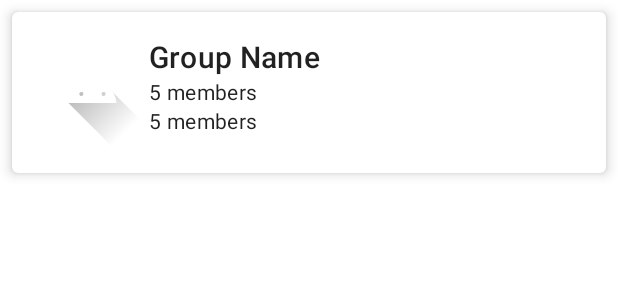
After one commit to AlanDSilva/android-chats, an Android app: the layout item_group.xml on its own in the app's theme, with its tools: preview values and no code run, on a phone screen of 412 x 824 dp. The commit adds this screen. Shown: the top 300 px of the screen. Run offline under Robolectric (Android 15) with nearby library versions, the light colour scheme and no system bars.

Commit message:
basic GroupFragment

```diff
--- a/app/src/main/AndroidManifest.xml
+++ b/app/src/main/AndroidManifest.xml
@@ -8,11 +8,9 @@
         android:label="@string/app_name"
         android:roundIcon="@mipmap/ic_launcher_round"
         android:supportsRtl="true"
-        android:theme="@style/Theme.Chat.NoActionBar">
+        android:theme="@style/Theme.Chat">
         <activity
-            android:name=".MainActivity"
-            android:label="@string/app_name"
-            android:theme="@style/Theme.Chat">
+            android:name=".MainActivity">
             <intent-filter>
                 <action android:name="android.intent.action.MAIN" />
 
--- /dev/null
+++ b/app/src/main/res/layout/item_group.xml
@@ -0,0 +1,44 @@
+<?xml version="1.0" encoding="utf-8"?>
+<com.google.android.material.card.MaterialCardView xmlns:android="http://schemas.android.com/apk/res/android"
+    xmlns:app="http://schemas.android.com/apk/res-auto"
+    android:id="@+id/card_view"
+    android:layout_width="match_parent"
+    android:layout_height="wrap_content"
+    android:layout_margin="8dp"
+    app:cardElevation="5dp">
+    <LinearLayout
+        android:layout_width="match_parent"
+        android:layout_height="wrap_content"
+        android:orientation="horizontal"
+        android:padding="16dp">
+        <ImageView
+            android:layout_width="75dp"
+            android:layout_height="75dp"
+            android:src="@drawable/ic_launcher_foreground"/>
+        <LinearLayout
+            android:layout_width="wrap_content"
+            android:layout_height="match_parent"
+            android:orientation="vertical">
+            <TextView
+                android:id="@+id/title_text_view"
+                android:layout_width="wrap_content"
+                android:layout_height="wrap_content"
+                android:textAppearance="?attr/textAppearanceHeadline6"
+                android:text="Group Name"/>
+            <TextView
+                android:id="@+id/members_text_view"
+                android:layout_width="wrap_content"
+                android:layout_height="wrap_content"
+                android:textAppearance="?attr/textAppearanceBody2"
+                android:text="5 members"/>
+            <TextView
+                android:id="@+id/photo_text_view"
+                android:layout_width="wrap_content"
+                android:layout_height="wrap_content"
+                android:textAppearance="?attr/textAppearanceBody2"
+                android:text="5 members"/>
+        </LinearLayout>
+
+    </LinearLayout>
+
+</com.google.android.material.card.MaterialCardView>
```
Also changed, not shown: app/src/main/java/fi/alandasilva/chat/fragments/group/GroupFragment.kt (+21 -6 lines), app/src/main/java/fi/alandasilva/chat/fragments/group/ItemAdapter.kt (added, +36 -0 lines), app/src/main/java/fi/alandasilva/chat/model/Group.kt (added, +13 -0 lines), app/src/main/java/fi/alandasilva/chat/model/Message.kt (added, +13 -0 lines), app/src/main/java/fi/alandasilva/chat/model/User.kt (added, +12 -0 lines), app/src/main/java/fi/alandasilva/chat/viewmodel/ChatViewModel.kt (added, +18 -0 lines), app/src/main/java/fi/alandasilva/chat/viewmodel/GroupsLiveData.kt (added, +42 -0 lines), app/src/main/res/layout/fragment_group.xml (+7 -20 lines).
